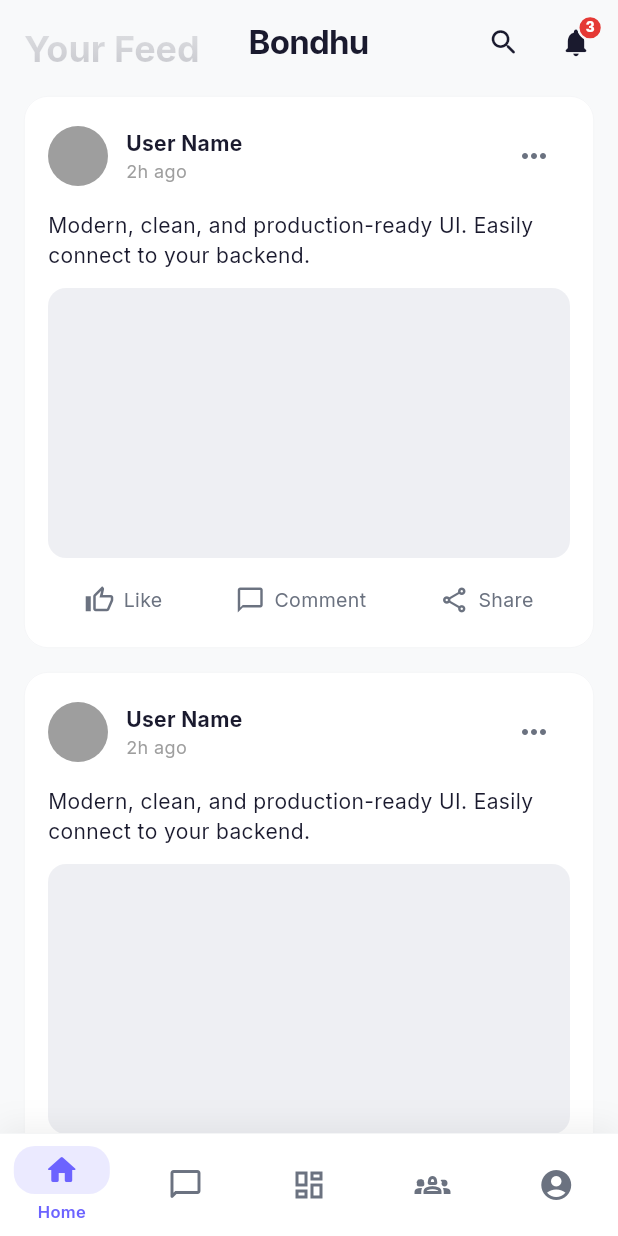
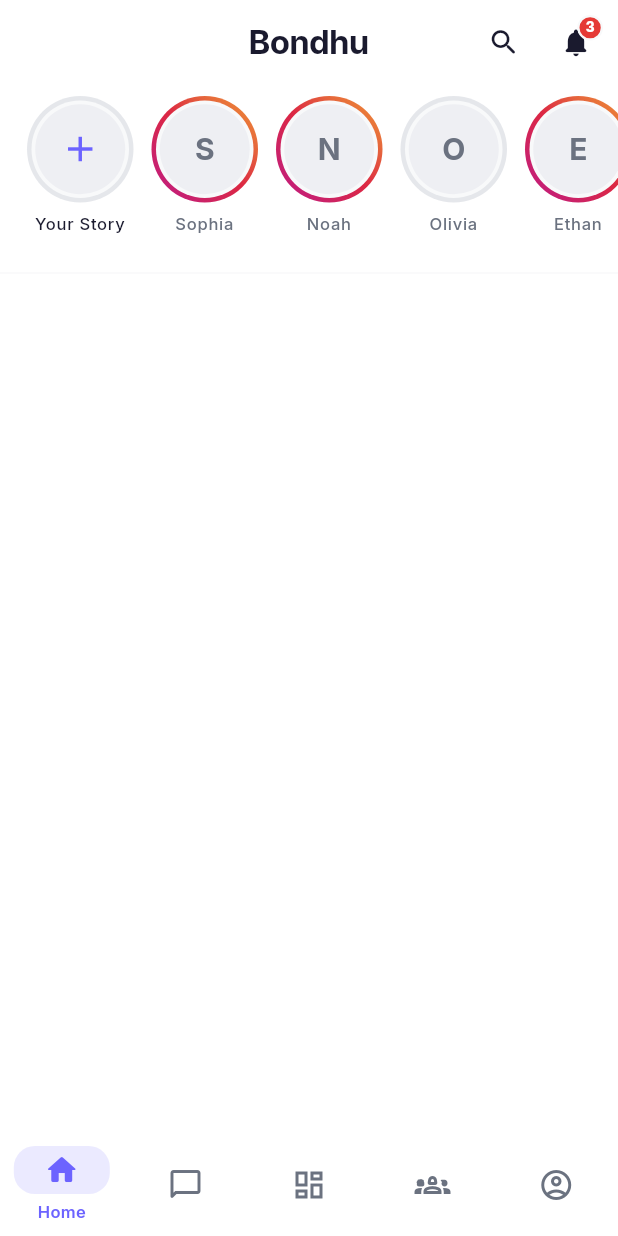
Before and after one commit to nidoham28/Bondhu, a Flutter app: the screen it shows once a user with an empty profile is signed in, on a phone screen of 412 x 824 dp. Run offline on Flutter 3.47's test engine with Material 3 defaults, Android fonts, the phone set to English and light mode, and no system bars; our stand-ins replace flutter_dotenv, flutter_riverpod, go_router, google_fonts, supabase_flutter; accounts and stored records are empty.

Commit message:
Fixed uiux

```diff
--- a/lib/features/home/presentation/pages/home_feed_page.dart
+++ b/lib/features/home/presentation/pages/home_feed_page.dart
@@ -8,77 +8,147 @@ class HomeFeedPage extends StatelessWidget {
     final theme = Theme.of(context);
     return CustomScrollView(
       slivers: [
-        SliverPadding(
-          padding: const EdgeInsets.fromLTRB(16, 16, 16, 8),
-          sliver: SliverToBoxAdapter(
-            child: Text('Your Feed', style: theme.textTheme.headlineSmall?.copyWith(fontWeight: FontWeight.w700)),
+        // Instagram-like Stories Row
+        SliverToBoxAdapter(
+          child: _StoriesSection(),
+        ),
+        // Divider below stories
+        SliverToBoxAdapter(
+          child: Divider(
+            height: 32,
+            thickness: 0.5,
+            color: theme.colorScheme.outlineVariant.withValues(alpha: 0.5),
           ),
         ),
-        SliverList(
-          delegate: SliverChildBuilderDelegate(
-                (context, index) => _FeedCard(),
-            childCount: 4,
-          ),
-        ),
+        // Empty space for now (posts removed)
         const SliverPadding(padding: EdgeInsets.only(bottom: 80)),
       ],
     );
   }
 }
 
-class _FeedCard extends StatelessWidget {
+// ─────────────────────────────────────────────────────────────
+//  Stories Section
+// ─────────────────────────────────────────────────────────────
+class _StoriesSection extends StatelessWidget {
+  @override
+  Widget build(BuildContext context) {
+    return SizedBox(
+      height: 110,
+      child: ListView.builder(
+        padding: const EdgeInsets.symmetric(horizontal: 12, vertical: 8),
+        scrollDirection: Axis.horizontal,
+        itemCount: 50, // Max 50 stories
+        itemBuilder: (context, index) {
+          if (index == 0) {
+            return const _StoryItem(
+              name: 'Your Story',
+              isYourStory: true,
+            );
+          }
+          return _StoryItem(
+            name: _generateName(index),
+            hasUnviewedStory: index % 3 != 0, // Demo: some viewed, some not
+          );
+        },
+      ),
+    );
+  }
+
+  String _generateName(int index) {
+    const names = [
+      'Liam', 'Sophia', 'Noah', 'Olivia', 'Ethan', 'Riley', 'Mason', 'Ava',
+      'Lucas', 'Emma', 'Aiden', 'Mia', 'Jackson', 'Isabella', 'Logan', 'Aria',
+    ];
+    return names[index % names.length];
+  }
+}
+
+class _StoryItem extends StatelessWidget {
+  final String name;
+  final bool isYourStory;
+  final bool hasUnviewedStory;
+
+  const _StoryItem({
+    required this.name,
+    this.isYourStory = false,
+    this.hasUnviewedStory = true,
+  });
+
   @override
   Widget build(BuildContext context) {
     final theme = Theme.of(context);
-    return Card(
-      margin: const EdgeInsets.symmetric(horizontal: 16, vertical: 8),
-      child: Padding(
-        padding: const EdgeInsets.all(16),
-        child: Column(
-          crossAxisAlignment: CrossAxisAlignment.start,
-          children: [
-            Row(
-              children: [
-                const CircleAvatar(radius: 20, backgroundColor: Colors.grey),
-                const SizedBox(width: 12),
-                const Expanded(child: Column(crossAxisAlignment: CrossAxisAlignment.start, children: [
-                  Text('User Name', style: TextStyle(fontWeight: FontWeight.bold)),
-                  Text('2h ago', style: TextStyle(color: Colors.grey, fontSize: 12)),
-                ])),
-                IconButton(icon: const Icon(Icons.more_horiz), onPressed: () {}),
-              ],
+
+    return Padding(
+      padding: const EdgeInsets.symmetric(horizontal: 6),
+      child: Column(
+        children: [
+          Container(
+            padding: const EdgeInsets.all(3),
+            decoration: BoxDecoration(
+              shape: BoxShape.circle,
+              gradient: isYourStory || !hasUnviewedStory
+                  ? LinearGradient(
+                colors: [
+                  theme.colorScheme.outlineVariant,
+                  theme.colorScheme.outlineVariant,
+                ],
+              )
+                  : const LinearGradient(
+                colors: [
+                  Color(0xFFF09433),
+                  Color(0xFFE6683C),
+                  Color(0xFFDC2743),
+                  Color(0xFFCC2366),
+                  Color(0xFFBC1888),
+                ],
+                begin: Alignment.topRight,
+                end: Alignment.bottomLeft,
+              ),
             ),
-            const SizedBox(height: 12),
-            const Text('Modern, clean, and production-ready UI. Easily connect to your backend.'),
-            const SizedBox(height: 12),
-            Container(height: 180, decoration: BoxDecoration(color: theme.colorScheme.surfaceContainerHighest, borderRadius: BorderRadius.circular(12))),
-            const SizedBox(height: 12),
-            const Row(mainAxisAlignment: MainAxisAlignment.spaceAround, children: [
-              _FeedAction(icon: Icons.thumb_up_off_alt_outlined, label: 'Like'),
-              _FeedAction(icon: Icons.chat_bubble_outline, label: 'Comment'),
-              _FeedAction(icon: Icons.share_outlined, label: 'Share'),
-            ]),
-          ],
-        ),
+            child: Container(
+              padding: const EdgeInsets.all(2.5),
+              decoration: BoxDecoration(
+                color: theme.scaffoldBackgroundColor,
+                shape: BoxShape.circle,
+              ),
+              child: CircleAvatar(
+                radius: 30,
+                backgroundColor: theme.colorScheme.surfaceContainerHighest,
+                child: isYourStory
+                    ? Icon(
+                  Icons.add,
+                  color: theme.colorScheme.primary,
+                  size: 28,
+                )
+                    : Text(
+                  name[0],
+                  style: TextStyle(
+                    color: theme.colorScheme.onSurfaceVariant,
+                    fontWeight: FontWeight.bold,
+                    fontSize: 20,
+                  ),
+                ),
+              ),
+            ),
+          ),
+          const SizedBox(height: 6),
+          SizedBox(
+            width: 68,
+            child: Text(
+              isYourStory ? 'Your Story' : name,
+              overflow: TextOverflow.ellipsis,
+              textAlign: TextAlign.center,
+              maxLines: 1,
+              style: theme.textTheme.labelSmall?.copyWith(
+                color: isYourStory
+                    ? theme.colorScheme.onSurface
+                    : theme.colorScheme.onSurfaceVariant,
+              ),
+            ),
+          ),
+        ],
       ),
     );
   }
 }
-
-class _FeedAction extends StatelessWidget {
-  final IconData icon; final String label;
-  const _FeedAction({required this.icon, required this.label});
-  @override
-  Widget build(BuildContext context) {
-    return InkWell(
-      onTap: () {}, borderRadius: BorderRadius.circular(8),
-      child: Padding(padding: const EdgeInsets.symmetric(horizontal: 12, vertical: 6),
-        child: Row(mainAxisSize: MainAxisSize.min, children: [
-          Icon(icon, size: 20, color: Theme.of(context).colorScheme.onSurfaceVariant),
-          const SizedBox(width: 6),
-          Text(label, style: TextStyle(fontSize: 13, color: Theme.of(context).colorScheme.onSurfaceVariant)),
-        ]),
-      ),
-    );
-  }
-}
--- a/lib/features/home/presentation/screens/home_screen.dart
+++ b/lib/features/home/presentation/screens/home_screen.dart
@@ -18,50 +18,61 @@ class HomeScreen extends ConsumerStatefulWidget {
   ConsumerState<HomeScreen> createState() => _HomeScreenState();
 }
 
-class _HomeScreenState extends ConsumerState<HomeScreen>
-    with SingleTickerProviderStateMixin {
-  late AnimationController _navAnimController;
-
-  @override
-  void initState() {
-    super.initState();
-    _navAnimController = AnimationController(
-      vsync: this,
-      duration: const Duration(milliseconds: 300),
-    )..forward();
-  }
-
-  @override
-  void dispose() {
-    _navAnimController.dispose();
-    super.dispose();
-  }
-
+class _HomeScreenState extends ConsumerState<HomeScreen> {
   @override
   Widget build(BuildContext context) {
     final tabIndex = ref.watch(homeTabIndexProvider);
     final notifier = ref.read(homeTabIndexProvider.notifier);
-    final _ = Theme.of(context).colorScheme;
+    final colorScheme = Theme.of(context).colorScheme;
     final isDark = Theme.of(context).brightness == Brightness.dark;
 
-    // Keep status bar icons in sync with theme
     SystemChrome.setSystemUIOverlayStyle(
       isDark
-          ? SystemUiOverlayStyle.light.copyWith(
-        statusBarColor: Colors.transparent,
-      )
-          : SystemUiOverlayStyle.dark.copyWith(
-        statusBarColor: Colors.transparent,
-      ),
+          ? SystemUiOverlayStyle.light.copyWith(statusBarColor: Colors.transparent)
+          : SystemUiOverlayStyle.dark.copyWith(statusBarColor: Colors.transparent),
     );
 
     return Scaffold(
-      // ── KEY FIX: extendBodyBehindAppBar prevents color change on scroll ──
-      extendBodyBehindAppBar: true,
-      backgroundColor: Theme.of(context).scaffoldBackgroundColor,
-
-      appBar: _BondhuAppBar(context: context),
-
+      backgroundColor: colorScheme.surface,
+      appBar: AppBar(
+        backgroundColor: colorScheme.surface,
+        surfaceTintColor: Colors.transparent,
+        scrolledUnderElevation: 0,
+        elevation: 0,
+        systemOverlayStyle: isDark
+            ? SystemUiOverlayStyle.light.copyWith(statusBarColor: Colors.transparent)
+            : SystemUiOverlayStyle.dark.copyWith(statusBarColor: Colors.transparent),
+        leading: Builder(
+          builder: (ctx) => ctx.canPop()
+              ? IconButton(
+            icon: Icon(Icons.arrow_back_ios_new_rounded, color: colorScheme.onSurface, size: 20),
+            onPressed: () => context.pop(),
+            tooltip: 'Back',
+          )
+              : const SizedBox.shrink(),
+        ),
+        title: Text(
+          AppConstants.appName,
+          style: Theme.of(context).textTheme.titleLarge?.copyWith(
+            fontWeight: FontWeight.w700,
+            letterSpacing: -0.5,
+            color: colorScheme.onSurface,
+          ),
+        ),
+        centerTitle: true,
+        actions: [
+          _AppBarIconBtn(
+            icon: Icons.search_rounded,
+            tooltip: 'Search',
+            onTap: () => context.push('/search'),
+          ),
+          _NotificationButton(
+            count: 3,
+            onTap: () => context.push('/notifications'),
+          ),
+          const SizedBox(width: 4),
+        ],
+      ),
       body: IndexedStack(
         index: tabIndex,
         children: const [
@@ -72,7 +83,6 @@ class _HomeScreenState extends ConsumerState<HomeScreen>
           ProfilePage(),
         ],
       ),
-
       bottomNavigationBar: _BondhuNavBar(
         selectedIndex: tabIndex,
         onDestinationSelected: (index) {
@@ -84,115 +94,6 @@ class _HomeScreenState extends ConsumerState<HomeScreen>
   }
 }
 
-// ─────────────────────────────────────────────────────────────
-//  Transparent + Blur AppBar — colour NEVER changes on scroll
-// ─────────────────────────────────────────────────────────────
-class _BondhuAppBar extends StatelessWidget implements PreferredSizeWidget {
-  const _BondhuAppBar({required this.context});
-
-  final BuildContext context;
-
-  @override
-  Size get preferredSize => const Size.fromHeight(kToolbarHeight);
-
-  @override
-  Widget build(BuildContext _) {
-    final theme = Theme.of(context);
-    final colorScheme = theme.colorScheme;
-    final isDark = theme.brightness == Brightness.dark;
-
-    return AppBar(
-      // ── These two lines are the core fix ──
-      backgroundColor: Colors.transparent,
-      surfaceTintColor: Colors.transparent, // Prevents M3 scroll tint
-      shadowColor: Colors.transparent,
-      scrolledUnderElevation: 0, // ← disables the elevation color shift
-      elevation: 0,
-
-      systemOverlayStyle: isDark
-          ? SystemUiOverlayStyle.light.copyWith(statusBarColor: Colors.transparent)
-          : SystemUiOverlayStyle.dark.copyWith(statusBarColor: Colors.transparent),
-
-      flexibleSpace: _AppBarBlurBackground(isDark: isDark),
-
-      // Back button — hidden on top-level screens
-      leading: Builder(
-        builder: (ctx) => ctx.canPop()
-            ? IconButton(
-          icon: Icon(
-            Icons.arrow_back_ios_new_rounded,
-            color: colorScheme.onSurface,
-            size: 20,
-          ),
-          onPressed: () => context.pop(),
-          tooltip: 'Back',
-        )
-            : const SizedBox.shrink(),
-      ),
-
-      title: Row(
-        mainAxisSize: MainAxisSize.min,
-        children: [
-          Text(
-            AppConstants.appName,
-            style: theme.textTheme.titleLarge?.copyWith(
-              fontWeight: FontWeight.w700,
-              letterSpacing: -0.5,
-              color: colorScheme.onSurface,
-            ),
-          ),
-        ],
-      ),
-      centerTitle: true,
-
-      actions: [
-        // Search
-        _AppBarIconBtn(
-          icon: Icons.search_rounded,
-          tooltip: 'Search',
-          onTap: () => context.push('/search'),
-        ),
-
-        // Notifications with badge
-        _NotificationButton(
-          count: 3, // Replace with ref.watch(notificationCountProvider)
-          onTap: () => context.push('/notifications'),
-        ),
-
-        const SizedBox(width: 4),
-      ],
-    );
-  }
-}
-
-/// Frosted-glass / subtle gradient background for the app bar.
-/// Gives depth without altering colour on scroll.
-class _AppBarBlurBackground extends StatelessWidget {
-  const _AppBarBlurBackground({required this.isDark});
-  final bool isDark;
-
-  @override
-  Widget build(BuildContext context) {
-    final bg = Theme.of(context).scaffoldBackgroundColor;
-    return Container(
-      decoration: BoxDecoration(
-        // Gradient that fades out at the bottom so content bleeds through
-        gradient: LinearGradient(
-          begin: Alignment.topCenter,
-          end: Alignment.bottomCenter,
-          colors: [
-            bg.withValues(alpha:  isDark ? 0.92 : 0.95),
-            bg.withValues(alpha:  isDark ? 0.70 : 0.80),
-            bg.withValues(alpha: 0.0),
-          ],
-          stops: const [0.0, 0.75, 1.0],
-        ),
-      ),
-    );
-  }
-}
-
-/// Animated icon button used in the app bar.
 class _AppBarIconBtn extends StatefulWidget {
   const _AppBarIconBtn({
     required this.icon,
@@ -254,7 +155,6 @@ class _AppBarIconBtnState extends State<_AppBarIconBtn>
   }
 }
 
-/// Notification icon button with an animated badge.
 class _NotificationButton extends StatelessWidget {
   const _NotificationButton({required this.count, required this.onTap});
   final int count;
@@ -278,9 +178,6 @@ class _NotificationButton extends StatelessWidget {
           Positioned(
             right: 6,
             top: 6,
-            child: AnimatedScale(
-              scale: 1.0,
-              duration: const Duration(milliseconds: 200),
             child: Container(
               padding: const EdgeInsets.symmetric(horizontal: 4, vertical: 1),
               decoration: BoxDecoration(
@@ -304,15 +201,11 @@ class _NotificationButton extends StatelessWidget {
               ),
             ),
           ),
-          ),
       ],
     );
   }
 }
 
-// ─────────────────────────────────────────────────────────────
-//  Bottom Navigation Bar — refined with smooth indicator
-// ─────────────────────────────────────────────────────────────
 class _BondhuNavBar extends StatelessWidget {
   const _BondhuNavBar({
     required this.selectedIndex,
@@ -325,33 +218,12 @@ class _BondhuNavBar extends StatelessWidget {
   @override
   Widget build(BuildContext context) {
     final colorScheme = Theme.of(context).colorScheme;
-    final isDark = Theme.of(context).brightness == Brightness.dark;
 
-    return Container(
-      decoration: BoxDecoration(
-        color: isDark
-            ? colorScheme.surface.withValues(alpha: 0.95)
-            : colorScheme.surface,
-        border: Border(
-          top: BorderSide(
-            color: colorScheme.outlineVariant.withValues(alpha: 0.4),
-            width: 0.5,
-          ),
-        ),
-        boxShadow: [
-          BoxShadow(
-            color: Colors.black.withValues(alpha:  isDark ? 0.3 : 0.06),
-            blurRadius: 16,
-            offset: const Offset(0, -4),
-          ),
-        ],
-      ),
-      child: NavigationBar(
+    return NavigationBar(
       selectedIndex: selectedIndex,
       onDestinationSelected: onDestinationSelected,
-        backgroundColor: Colors.transparent,
+      backgroundColor: colorScheme.surface,
       surfaceTintColor: Colors.transparent,
-        shadowColor: Colors.transparent,
       elevation: 0,
       height: 68,
       labelBehavior: NavigationDestinationLabelBehavior.onlyShowSelected,
@@ -382,12 +254,11 @@ class _BondhuNavBar extends StatelessWidget {
           label: 'Community',
         ),
         NavigationDestination(
-            icon: Icon(Icons.account_circle),
+          icon: Icon(Icons.account_circle_outlined),
           selectedIcon: Icon(Icons.account_circle_rounded),
           label: 'Profile',
         ),
       ],
-      ),
     );
   }
 }
```
Lines whose indentation alone changed are shown as unchanged.
